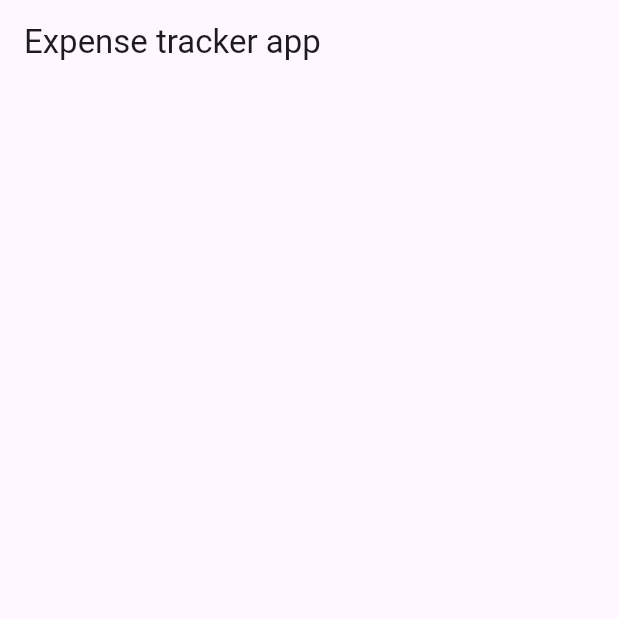
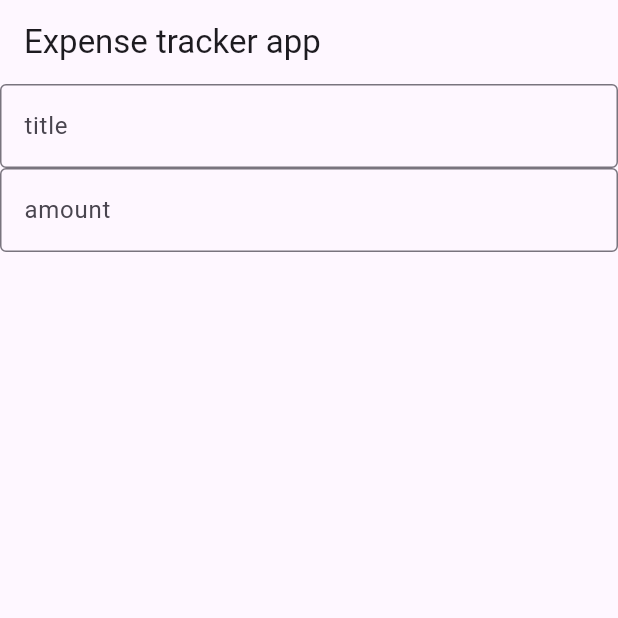
Before and after one commit to RimonChakma/Expense-Tracker-app-stateful, a Flutter app: the screen it shows after launch, on a phone screen of 412 x 824 dp, the top half of it. Run offline on Flutter 3.47's test engine with Material 3 defaults, Android fonts, the phone set to English and light mode, and no system bars.

Commit message:
add titleController and amountController

```diff
--- a/lib/expense_tracker.dart
+++ b/lib/expense_tracker.dart
@@ -8,10 +8,30 @@ class ExpenseTrackerScreen extends StatefulWidget {
 }
 
 class _ExpenseTrackerScreenState extends State<ExpenseTrackerScreen> {
+
+  final TextEditingController titleController = TextEditingController();
+  final TextEditingController amountController = TextEditingController();
+
   @override
   Widget build(BuildContext context) {
     return Scaffold(
       appBar: AppBar(title: Text("Expense tracker app"),),
+      body: Column(
+        children: [
+          TextFormField(
+            controller: titleController,
+            decoration: InputDecoration(
+            border: OutlineInputBorder(),
+            hintText: "title"
+          ),),
+          TextFormField(
+            controller: amountController,
+            decoration: InputDecoration(
+              border: OutlineInputBorder(),
+              hintText: "amount"
+          ),),
+        ],
+      ),
     );
   }
 }
```
Also changed, not shown: 7 other files.
